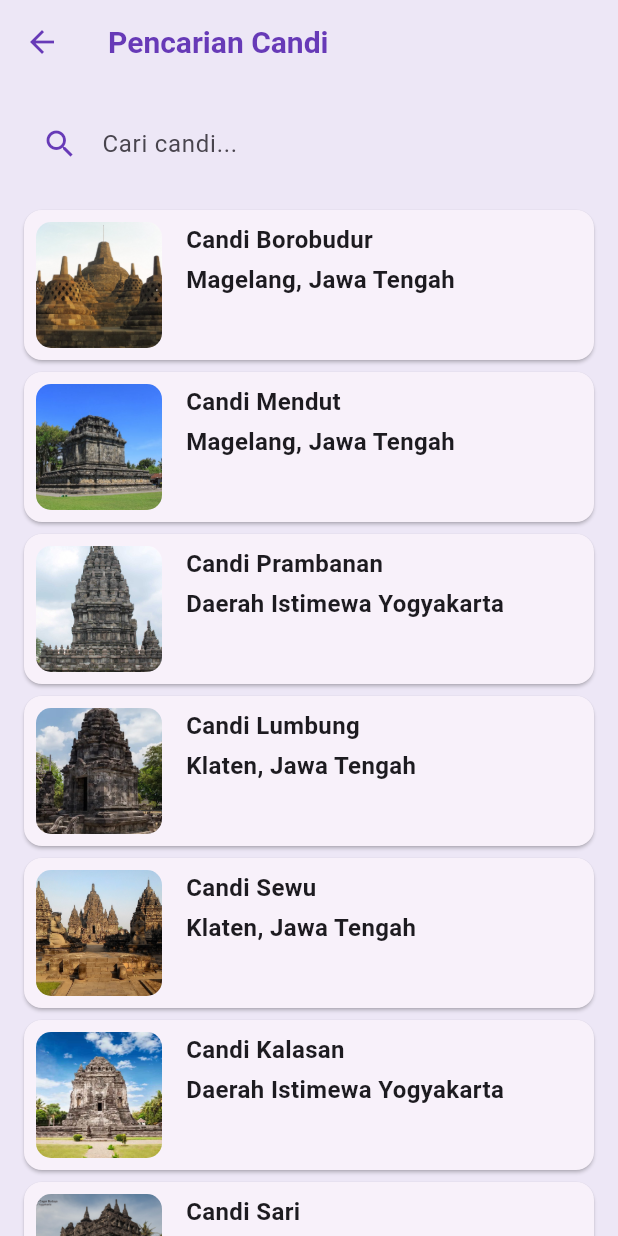
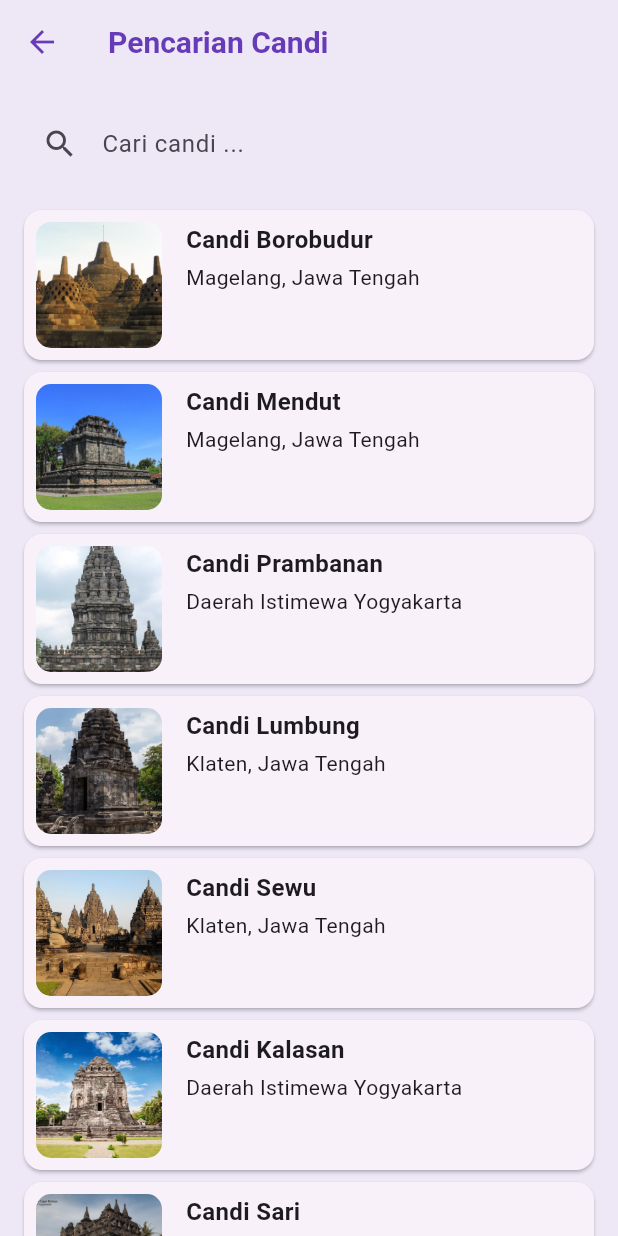
Before and after one commit to hafiizkz/wisata_candi_muhammadhafis, a Flutter app: the SearchScreen screen opened directly, on a phone screen of 412 x 824 dp. Run offline on Flutter 3.47's test engine with Material 3 defaults, Android fonts, the phone set to English and light mode, and no system bars; our stand-ins replace cached_network_image.

Commit message:
pertemuan 20

```diff
--- a/lib/screens/search_screen.dart
+++ b/lib/screens/search_screen.dart
@@ -11,64 +11,75 @@ class SearchScreen extends StatefulWidget {
 }
 
 class _SearchScreenState extends State<SearchScreen> {
-//   TODO: 1. Deklarasi variabel yang dibutuhkan
-
+  // TODO: 1. Deklarasikan variabel yang dibutuhkan
   List<Candi> _filteredCandis = candiList;
-  String _searchQuery = '';
+  String _searchQuery = "";
   final TextEditingController _searchController = TextEditingController();
 
   @override
   Widget build(BuildContext context) {
     return Scaffold(
-      //   TODO: 2. Buat appbar dengan judul pencarian candi
-      appBar: AppBar(title: Text('Pencarian Candi'),),
-      //   TODO: 3. Buat body berupa column
+      // TODO: 2. Buat AppBar dengan judul Pencarian Candi
+      appBar: AppBar(
+        title: const Text('Pencarian Candi'),
+      ),
+
+      // TODO: 3. Buat body berupa Column
       body: Column(
         children: [
-          //   TODO: 4. Buat TextField pencarian sebagai anak dari column
+          // TODO: 4. Buat TextField pencarian sebagai anak dari column
           Padding(
-            padding: EdgeInsets.all(16),
+            padding: const EdgeInsets.all(16),
             child: Container(
               decoration: BoxDecoration(
                 color: Colors.deepPurple[50],
-                borderRadius: BorderRadius.circular(8),
+                borderRadius: BorderRadius.circular(5),
               ),
               child: TextField(
                 controller: _searchController,
+                //TODO 6: Implementasi fitur pencarian
+                decoration: const InputDecoration(
+                  hintText: 'Cari candi ...',
+                  prefixIcon: Icon(Icons.search),
+                  //TODO 7: Implementasi pengosongan input
+                  border: InputBorder.none,
+                  focusedBorder: OutlineInputBorder(
+                    borderSide: BorderSide(color: Colors.deepPurple),
+                  ),
+                  contentPadding: EdgeInsets.symmetric(
+                    horizontal: 16,
+                    vertical: 12,
+                  ),
+                ),
                 onChanged: (value) {
                   setState(() {
-                    _searchQuery = value;
+                    _searchQuery = value.toLowerCase();
+                    _filteredCandis = candiList
+                        .where((candi) =>
+                        candi.name.toLowerCase().contains(_searchQuery))
+                        .toList();
                   });
                 },
-                // TODO: 6. Implementasi fitur pencarian
-                decoration: InputDecoration(
-                  hintText: 'Cari candi...',
-                  prefixIcon: Icon(
-                      Icons.search,
-                      color: Colors.deepPurple
-                  ),
-                  // TODO 7. Implementasi pengosongan input
-                  border: InputBorder.none,
-                  contentPadding:
-                  EdgeInsets.symmetric(horizontal: 16, vertical: 12),
               ),
             ),
           ),
-          ),
-          //   TODO: 5. Buat ListView hasil pencarian sebagai anak dari Column
+
+          // TODO: 5. Buat ListView hasil pencarian
           Expanded(
             child: ListView.builder(
               itemCount: _filteredCandis.length,
               itemBuilder: (context, index) {
                 final candi = _filteredCandis[index];
-                  // TODO: 8. Implementasi GestureDetector dan Hero animation
                 return Card(
-                    margin: EdgeInsets.symmetric(horizontal: 16, vertical: 4),
+                  margin: const EdgeInsets.symmetric(
+                    horizontal: 16,
+                    vertical: 4,
+                  ),
                   child: Row(
                     crossAxisAlignment: CrossAxisAlignment.start,
                     children: [
                       Container(
-                          padding: EdgeInsets.all(8),
+                        padding: const EdgeInsets.all(8),
                         width: 100,
                         height: 100,
                         child: ClipRRect(
@@ -80,32 +91,26 @@ class _SearchScreenState extends State<SearchScreen> {
                         ),
                       ),
                       Padding(
-                          padding: EdgeInsets.all(8),
+                        padding: const EdgeInsets.all(8),
                         child: Column(
                           crossAxisAlignment: CrossAxisAlignment.start,
                           children: [
                             Text(
                               candi.name,
-                                style: TextStyle(
+                              style: const TextStyle(
                                 fontSize: 16,
                                 fontWeight: FontWeight.bold,
                               ),
                             ),
-                              SizedBox(height: 4),
-                              Text(
-                                candi.location,
-                                style: TextStyle(
-                                  fontSize: 16,
-                                  fontWeight: FontWeight.bold,
-                                ),
-                              ),
+                            const SizedBox(height: 4),
+                            Text(candi.location),
                           ],
                         ),
                       ),
                     ],
                   ),
                 );
-                }
+              },
             ),
           ),
         ],
```
Also changed, not shown: pubspec.lock. Lines whose indentation alone changed are shown as unchanged.
